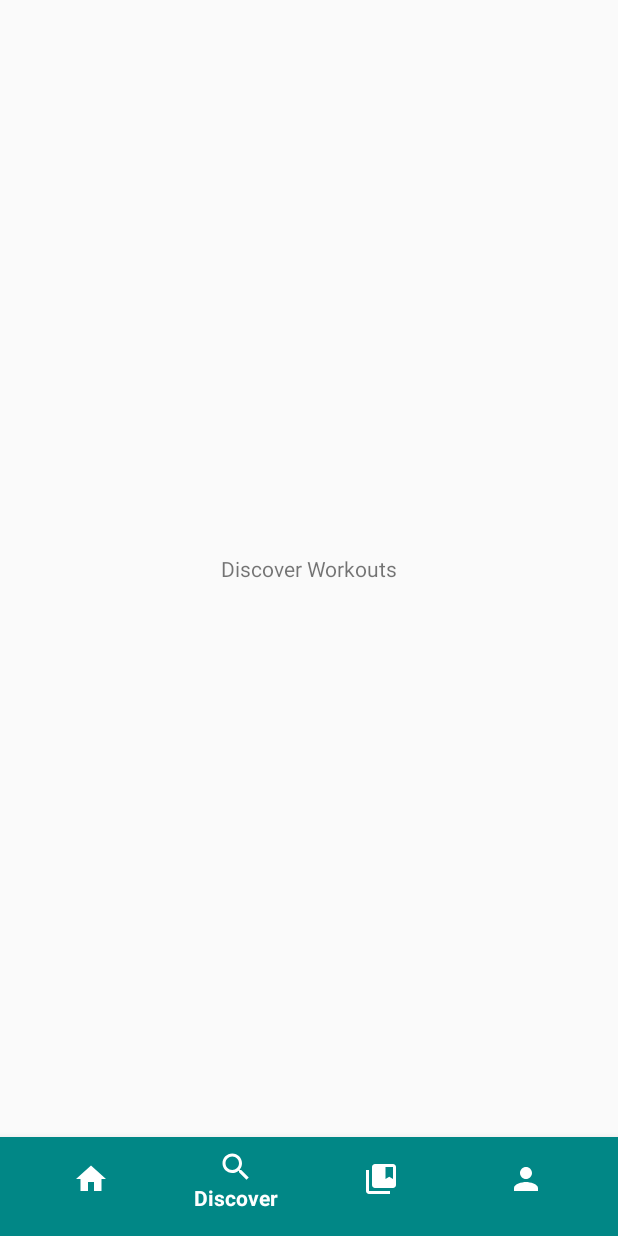
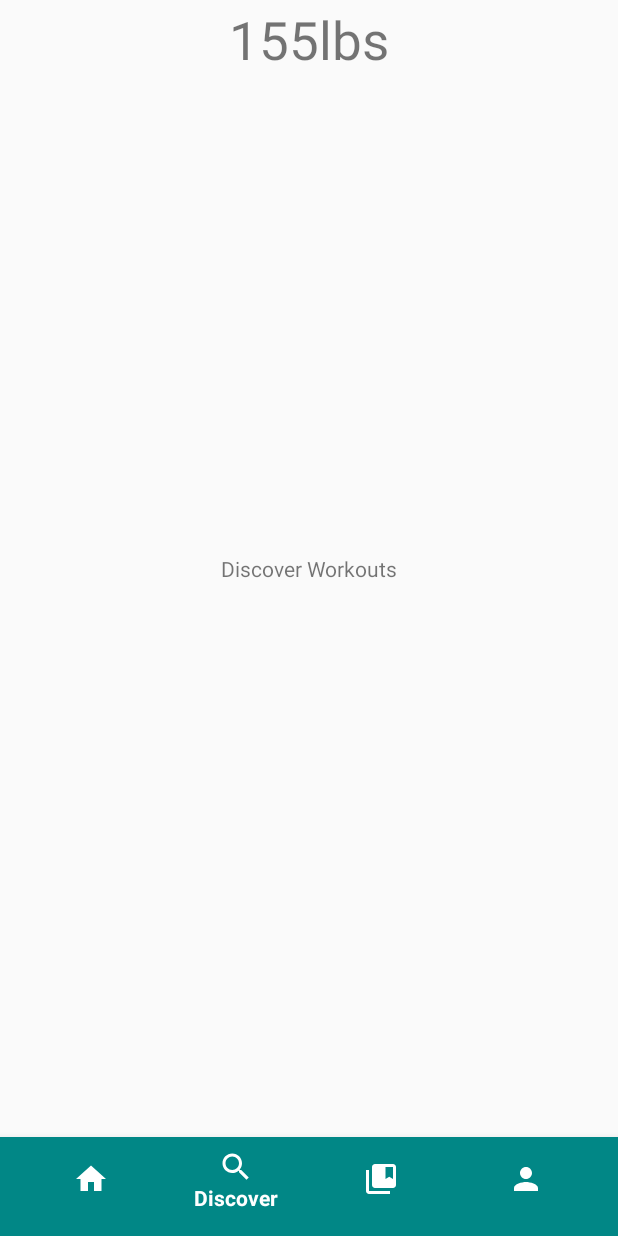
Before and after one commit to EliasTkla/Mobile-Applications-Project, an Android app: the MainActivity screen opened directly, with no data from a screen before it, item 2 of the bottom bar chosen, on a phone screen of 412 x 824 dp. Run offline under Robolectric (Android 15) with nearby library versions, the phone set to English and light mode, and no system bars.

Commit message:
Testing on mainactivity

```diff
--- a/FitLife/app/src/main/java/com/example/fitlife/MainActivity.java
+++ b/FitLife/app/src/main/java/com/example/fitlife/MainActivity.java
@@ -1,6 +1,8 @@
 package com.example.fitlife;
 
+import android.annotation.SuppressLint;
 import android.os.Bundle;
+import android.widget.TextView;
 
 import androidx.appcompat.app.AppCompatActivity;
 import androidx.fragment.app.FragmentManager;
@@ -16,12 +18,17 @@ public class MainActivity extends AppCompatActivity {
     SavedWorkoutsFragment savedWorkoutsFragment = new SavedWorkoutsFragment();
     ProfileFragment profileFragment = new ProfileFragment();
 
+    TextView userWeight;
+
+
     @Override
     protected void onCreate(Bundle savedInstanceState) {
         super.onCreate(savedInstanceState);
         setContentView(R.layout.activity_main);
 
         bottomNavigationView = findViewById(R.id.navigation_bar);
+        userWeight = findViewById(R.id.weightView);
+        userWeight.setText(155+"lbs");
 
         fragmentManager.beginTransaction().replace(R.id.page_container, homeFragment).commit();
 
--- a/FitLife/app/src/main/res/layout/activity_main.xml
+++ b/FitLife/app/src/main/res/layout/activity_main.xml
@@ -11,7 +11,16 @@
         android:id="@+id/page_container"
         android:layout_width="match_parent"
         android:layout_height="match_parent"
-        android:layout_above="@+id/navigation_bar" />
+        android:layout_above="@+id/navigation_bar" >
+
+        <TextView
+            android:id="@+id/weightView"
+            android:layout_width="match_parent"
+            android:layout_height="53dp"
+            android:gravity="center"
+            android:textSize="35dp"
+            android:text="TextView" />
+    </FrameLayout>
 
     <com.google.android.material.bottomnavigation.BottomNavigationView
         android:id="@+id/navigation_bar"
```
